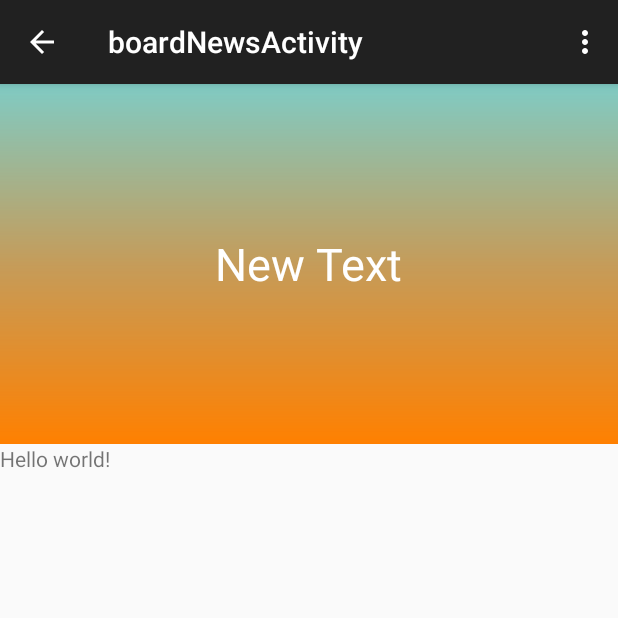
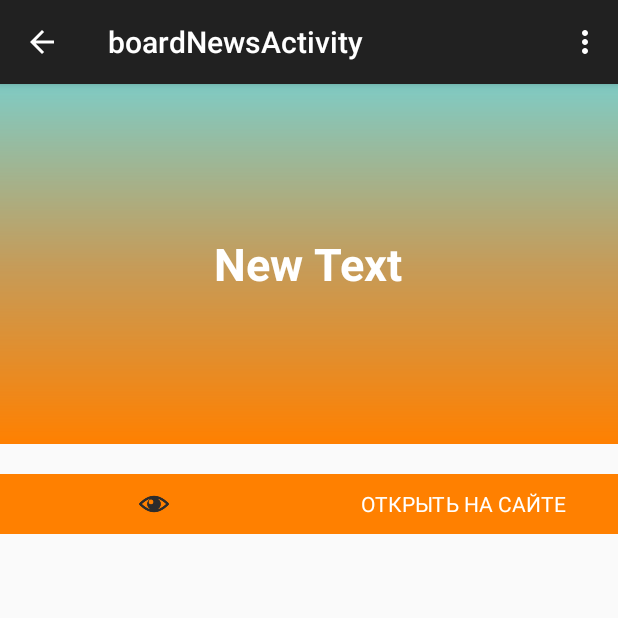
Before and after one commit to Fesswood/boardRider, an Android app: the boardNewsFragment screen opened directly, with no data from a screen before it, on a phone screen of 412 x 824 dp, the top half of it. Run offline under Robolectric (Android 15) with nearby library versions, the phone set to English and light mode, and no system bars; our stand-ins replace Picasso, Volley; network calls fail; pictures from the network do not load; 4 statements that could not run were skipped.

Commit message:
added ViewPager

```diff
--- a/app/src/main/AndroidManifest.xml
+++ b/app/src/main/AndroidManifest.xml
@@ -27,6 +27,10 @@
                 android:name="android.support.PARENT_ACTIVITY"
                 android:value="goodline.info.boardrider.BoardRiderActivity" />
         </activity>
+        <activity
+            android:name=".ViewPagerActivity"
+            android:label="@string/title_activity_view_pager" >
+        </activity>
     </application>
 
 </manifest>
--- a/app/src/main/java/goodline/info/boardrider/BoardRiderFragment.java
+++ b/app/src/main/java/goodline/info/boardrider/BoardRiderFragment.java
@@ -80,7 +80,7 @@ public class BoardRiderFragment extends Fragment implements ListView.OnItemClick
             }
         });
 
-        mAdapter = new NewsRecordAdapter(getActivity());
+        mAdapter =  BoardNewsLab.get(getActivity()).getNewsRecordAdapter();
 
         mListView = (ListView) getView().findViewById(R.id.news_list);
         mListView.setAdapter(mAdapter);
@@ -208,7 +208,7 @@ public class BoardRiderFragment extends Fragment implements ListView.OnItemClick
     @Override
     public void onItemClick(AdapterView<?> parent, View view, int position, long id) {
         BoardNews boardNews = mAdapter.getItem(position);
-        Intent i = new Intent(getActivity(), boardNewsActivity.class);
+        Intent i = new Intent(getActivity(), ViewPagerActivity.class);
         i.putExtra(BoardRiderFragment.SELECTED_NEWS, boardNews);
         startActivity(i);
     }
--- a/app/src/main/java/goodline/info/boardrider/boardNewsFragment.java
+++ b/app/src/main/java/goodline/info/boardrider/boardNewsFragment.java
@@ -1,12 +1,14 @@
 package goodline.info.boardrider;
 
-import android.app.ActionBar;
+import android.content.Intent;
 import android.content.res.Resources;
 import android.graphics.Bitmap;
 import android.graphics.Canvas;
 import android.graphics.drawable.BitmapDrawable;
 import android.graphics.drawable.Drawable;
+import android.net.Uri;
 import android.os.AsyncTask;
+import android.support.annotation.Nullable;
 import android.support.v4.app.Fragment;
 import android.os.Bundle;
 import android.text.Html;
@@ -17,7 +19,6 @@ import android.view.ViewGroup;
 import android.widget.ImageView;
 import android.widget.TextView;
 import android.widget.Toast;
-import android.widget.Toolbar;
 
 import com.android.volley.Request;
 import com.android.volley.Response;
@@ -27,37 +28,42 @@ import com.squareup.picasso.Picasso;
 
 import org.jsoup.Jsoup;
 import org.jsoup.nodes.Document;
-import org.jsoup.nodes.Element;
 import org.jsoup.select.Elements;
-
-import java.util.ArrayList;
 
 import valleyapp.VolleyApplication;
 
 
-/**
- * A placeholder fragment containing a simple view.
- */
-public class boardNewsFragment extends Fragment {
+public class boardNewsFragment extends Fragment implements TextView.OnClickListener {
 
+    public static final String BOARD_NEWS_ENTRY = "boardNewsFragment.BOARD_NEWS_ENTRY";
     private static final String TAG= "boardNewsFragment";
     private ImageView mTitleImageView;
     private TextView mTitleView;
     private TextView mArticleView;
+    private TextView mWatchersView;
+    private TextView mLinkToSiteView;
     private BoardNews mBoardNews;
 
-    public boardNewsFragment() {
 
+    public static boardNewsFragment newInstance(BoardNews boardNews) {
+        Bundle args = new Bundle();
+        args.putParcelable(BOARD_NEWS_ENTRY, boardNews);
+
+        boardNewsFragment fragment = new boardNewsFragment();
+        fragment.setArguments(args);
+
+        return fragment;
     }
-
     @Override
-    public void onActivityCreated(Bundle savedInstanceState) {
+    public void onActivityCreated(@Nullable Bundle savedInstanceState) {
         super.onActivityCreated(savedInstanceState);
 
-        mBoardNews      = (BoardNews) getActivity().getIntent().getParcelableExtra(BoardRiderFragment.SELECTED_NEWS);
+        mBoardNews      =  getActivity().getIntent().getParcelableExtra(BOARD_NEWS_ENTRY);
         mTitleImageView = (ImageView)getView().findViewById(R.id.title_image);
-        mTitleView      = (TextView) getView().findViewById(R.id.titleView);
-        mArticleView      = (TextView) getView().findViewById(R.id.article_content);
+        mTitleView      = (TextView) getView().findViewById(R.id.title_view);
+        mArticleView    = (TextView) getView().findViewById(R.id.article_content);
+        mWatchersView   = (TextView) getView().findViewById(R.id.watchers_view);
+        mLinkToSiteView = (TextView) getView().findViewById(R.id.link);
         mTitleView.setText(mBoardNews.getTitle());
 
 
@@ -66,6 +72,9 @@ public class boardNewsFragment extends Fragment {
                 .fit()
                 .centerCrop()
                 .into(mTitleImageView);
+
+
+        mLinkToSiteView.setOnClickListener(this);
 
         getActivity().setTitle(mBoardNews.getTitle());
         fetchArticle();
@@ -83,13 +92,7 @@ public class boardNewsFragment extends Fragment {
                     new Response.Listener<String>() {
                         @Override
                         public void onResponse(String response) {
-                            String articleHTML = parseArticle(response);
-                            mArticleView.setText(Html.fromHtml(articleHTML,
-                                                 new PicassoImageGetter(
-                                                         mArticleView,
-                                                         Resources.getSystem(),
-                                                         Picasso.with(getActivity())
-                                                 ), null));
+                            parseAndSetArticle(response);
                         }
                     }, new Response.ErrorListener() {
                 @Override
@@ -101,7 +104,7 @@ public class boardNewsFragment extends Fragment {
             VolleyApplication.getInstance().getRequestQueue().add(stringRequest);
         }
 
-    private String parseArticle(String HTML){
+    private void parseAndSetArticle(String HTML){
          Document doc =null;
         try {
             doc = Jsoup.parse(HTML);
@@ -110,19 +113,22 @@ public class boardNewsFragment extends Fragment {
             Log.e(null,e.getMessage(),e);
         }
         Elements article = doc.select(".topic-content.text");
-        return article.html();
-       /* String imageUrl,articleTitle,articleUrl,articleDate;
-        Elements titleElemet,imageElement, timeElement;
+        String articleHTML=article.html();
+        Elements watchers =  doc.select(".topic-info-viewers");
+        mWatchersView.setText(" " + watchers.text());
+        mArticleView.setText(Html.fromHtml(articleHTML,
+                new PicassoImageGetter(
+                        mArticleView,
+                        Resources.getSystem(),
+                        Picasso.with(getActivity())
+                ), null));
+    }
 
-            titleElemet = article.select(".topic-title a");
-            articleTitle=titleElemet.text();
-            articleUrl=titleElemet.attr("href");
-            imageElement = article.select(".preview img");
-            imageUrl= imageElement.attr("src");
-            timeElement = article.select(".topic-header time");
-            articleDate=timeElement.text();
-            BoardNews parsedNews= new BoardNews(articleTitle,imageUrl,articleUrl,articleDate);
-            newsArrayList.add(parsedNews);*/
+    @Override
+    public void onClick(View v) {
+        Intent i = new Intent(Intent.ACTION_VIEW);
+        i.setData(Uri.parse(mBoardNews.getArticleUrl()));
+        startActivity(i);
     }
 
     public class PicassoImageGetter implements Html.ImageGetter {
--- a/app/src/main/res/layout/fragment_board_news.xml
+++ b/app/src/main/res/layout/fragment_board_news.xml
@@ -11,7 +11,8 @@
         android:layout_height="wrap_content">
         <RelativeLayout
             android:layout_width="match_parent"
-            android:layout_height="wrap_content">
+            android:layout_height="wrap_content"
+            android:layout_marginBottom="20dp">
                 <ImageView
                     android:id="@+id/title_image"
                     android:layout_width="match_parent"
@@ -27,9 +28,10 @@
                         android:layout_width="wrap_content"
                         android:layout_height="wrap_content"
                         android:text="New Text"
-                        android:id="@+id/titleView"
+                        android:id="@+id/title_view"
                         android:textColor="@color/primary_text_default_material_dark"
                         android:textAlignment="center"
+                        android:textStyle="bold"
                         android:layout_margin="1dp"
                         android:textSize="30dp"
                         android:layout_centerInParent="true"
@@ -37,9 +39,61 @@
                 </RelativeLayout>
         </RelativeLayout>
 
+        <LinearLayout
+            android:orientation="horizontal"
+            android:layout_width="match_parent"
+            android:layout_height="40dp"
+            android:background="#FFFF8000">
+            <LinearLayout
+                android:orientation="horizontal"
+                android:layout_width="0dp"
+                android:layout_weight="1"
+                android:layout_height="match_parent"
+                android:gravity="center" >
+                    <ImageView
+                        android:layout_width="20dp"
+                        android:layout_height="20dp"
+                        android:src="@drawable/eye_icon"/>
+                <TextView
+                    android:layout_width="wrap_content"
+                    android:layout_height="wrap_content"
+                    android:id="@+id/watchers_view"
+                    android:textColor="@color/primary_text_default_material_dark"
+                    android:textAlignment="center"
+                    android:textSize="20dp"
+                    />
+
+            </LinearLayout>
+            <LinearLayout
+                android:orientation="horizontal"
+                android:layout_width="0dp"
+                android:layout_weight="1"
+                android:layout_height="match_parent"
+                android:gravity="center" >
+
+                <TextView
+                    android:id="@+id/link"
+                    android:clickable="true"
+                    android:layout_width="wrap_content"
+                    android:layout_height="wrap_content"
+                    android:layout_alignParentBottom="true"
+                    android:layout_centerHorizontal="true"
+                    android:text="@string/link_article"
+                    android:autoLink="all"
+                    android:linksClickable="true"
+                    android:textColor="@color/primary_text_default_material_dark"
+
+                    />
+            </LinearLayout>
+
+
+        </LinearLayout>
+
         <TextView
+            android:autoLink="web"
+            android:textAlignment="center"
             android:id="@+id/article_content"
-            android:text="@string/hello_world"
+            android:text=""
             android:layout_width="wrap_content"
             android:layout_height="wrap_content"/>
     </LinearLayout>
--- a/app/src/main/res/values/strings.xml
+++ b/app/src/main/res/values/strings.xml
@@ -8,4 +8,6 @@
     <string name="refresh_finished">Загрузка завершена</string>
     <string name="error_load_data">Загрузка данных завершилась с ошибкой. Попробуйте еще раз.</string>
     <string name="title_activity_board_news">boardNewsActivity</string>
+    <string name="link_article">ОТКРЫТЬ НА САЙТЕ</string>
+    <string name="title_activity_view_pager">ViewPagerActivity</string>
 </resources>
```
Also changed, not shown: app/src/main/java/goodline/info/boardrider/BoardNewsLab.java (added, +30 -0 lines), app/src/main/java/goodline/info/boardrider/ViewPagerActivity.java (added, +39 -0 lines), app/src/main/java/goodline/info/boardrider/ViewPagerActivityFragment.java (added, +59 -0 lines), app/src/main/java/goodline/info/util/LinkEnabledTextView.java (added, +127 -0 lines), app/src/main/java/goodline/info/util/TextLinkClickListener.java (added, +13 -0 lines), app/src/main/res/layout/activity_view_pager.xml (added, +7 -0 lines), app/src/main/res/layout/fragment_view_pager.xml (added, +18 -0 lines), app/src/main/res/menu/menu_view_pager.xml (added, +9 -0 lines), app/src/main/res/drawable/eye_icon.png (added), app/src/main/res/layout/news_list_item.xml (indentation only), 3 other files.
